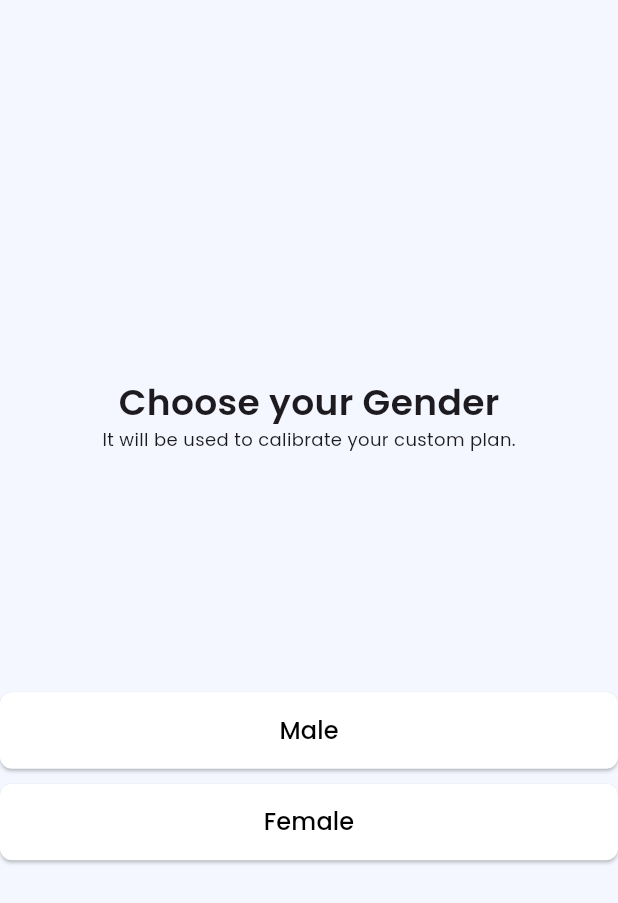
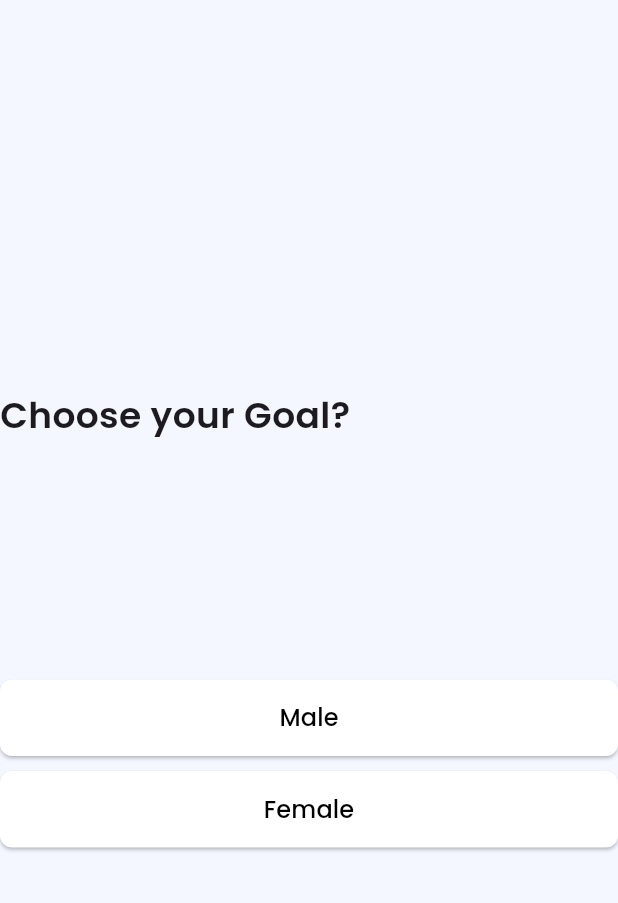
Before and after one commit to rahimuj570/nutria_flutter, a Flutter app: the ChooseGoadScreen widget shown alone on an empty page, opened directly, on a phone screen of 412 x 824 dp. Shown: the top 903 px of the screen. Run offline on Flutter 3.47's test engine with Material 3 defaults, Android fonts, the phone set to English and light mode, and no system bars; our stand-ins replace shared_preferences, syncfusion_flutter_gauges; accounts and stored records are empty.

Commit message:
four goal icons uploaded

```diff
--- a/lib/presentations/chooce_options/viewmodels/choose_option_provider.dart
+++ b/lib/presentations/chooce_options/viewmodels/choose_option_provider.dart
@@ -1,6 +1,7 @@
 import 'package:flutter/material.dart';
 import 'package:neutria/app/app.dart';
 import 'package:neutria/data/choioce_options/enums/gender_enum.dart';
+import 'package:neutria/data/choioce_options/enums/goal_enum.dart';
 import 'package:neutria/data/choioce_options/enums/height_enums.dart';
 import 'package:neutria/data/choioce_options/enums/previous_exp_enum.dart';
 import 'package:neutria/data/choioce_options/enums/weight_enum.dart';
@@ -8,6 +9,7 @@ import 'package:neutria/data/choioce_options/enums/workout_enum.dart';
 import 'package:neutria/presentations/chooce_options/views/screens/choose_country_screen.dart';
 import 'package:neutria/presentations/chooce_options/views/screens/choose_dob_screen.dart';
 import 'package:neutria/presentations/chooce_options/views/screens/choose_gender.dart';
+import 'package:neutria/presentations/chooce_options/views/screens/choose_goal_screen.dart';
 import 'package:neutria/presentations/chooce_options/views/screens/choose_height_screen.dart';
 import 'package:neutria/presentations/chooce_options/views/screens/choose_weight_screen.dart';
 import 'package:neutria/presentations/chooce_options/views/screens/choose_workout_screen.dart';
@@ -23,6 +25,7 @@ class ChooseOptionProvider extends ChangeNotifier {
     ChooseHeightScreen(),
     ChooseWeightScreen(),
     ChooseDobScreen(),
+    ChooseGoadScreen(),
   ];
   final _totalScreen = 15;
 
@@ -71,6 +74,7 @@ class ChooseOptionProvider extends ChangeNotifier {
     selectedDay = null;
     selectedMonth = null;
     selectedYear = null;
+    _goal = null;
     _isNextBtnDisabled = true;
     notifyListeners();
   }
@@ -93,6 +97,8 @@ class ChooseOptionProvider extends ChangeNotifier {
       return selectedDay == null ||
           selectedYear == null ||
           selectedMonth == null;
+    } else if (index == 7) {
+      return _goal == null;
     } else {
       ///need to be chnage later
       return false;
@@ -243,4 +249,13 @@ class ChooseOptionProvider extends ChangeNotifier {
         selectedDay == null || selectedYear == null || selectedMonth == null;
     notifyListeners();
   }
+
+  ////CHOOSE GOAL OPERATION
+  GoalEnum? _goal;
+  GoalEnum? get getGoal => _goal;
+
+  void chooseGoal(GoalEnum goal) {
+    _goal = goal;
+    _onValueChange();
+  }
 }
--- a/lib/presentations/chooce_options/views/screens/choose_goad_screen.dart
+++ b/lib/presentations/chooce_options/views/screens/choose_goal_screen.dart
@@ -10,16 +10,14 @@ class ChooseGoadScreen extends StatelessWidget {
   Widget build(BuildContext context) {
     return Consumer<ChooseOptionProvider>(
       builder: (context, provider, child) => Column(
+        crossAxisAlignment: .start,
         mainAxisAlignment: .center,
         children: [
           Text(
-            'Choose your Gender',
+            'Choose your Goal?',
             style: TextStyle(fontWeight: .w600, fontSize: 24),
           ),
-          Text(
-            'It will be used to calibrate your custom plan.',
-            style: TextStyle(fontWeight: .w400, fontSize: 12),
-          ),
+
           SizedBox(height: 160),
           ElevatedButton(
             onPressed: () {
```
Also changed, not shown: assets/icons/goal1.png (added), assets/icons/goal2.png (added), assets/icons/goal3.png (added), assets/icons/goal4.png (added).
